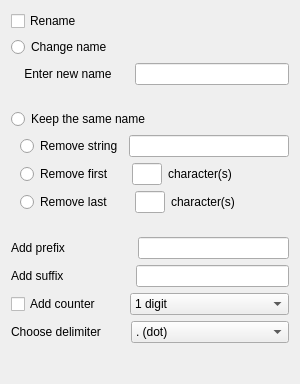
First picture: the form in Rename/UI/rename_ui.ui, repository n00bcybot/easywatermark, before the edit.
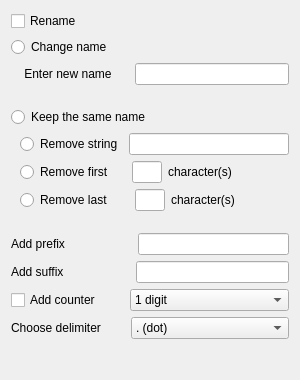
Second picture: the form after the edit.

Diff of the .ui file:
```diff
--- a/Rename/UI/rename_ui.ui
+++ b/Rename/UI/rename_ui.ui
@@ -7,7 +7,7 @@
     <x>0</x>
     <y>0</y>
     <width>300</width>
-    <height>384</height>
+    <height>380</height>
    </rect>
   </property>
   <property name="minimumSize">
```
